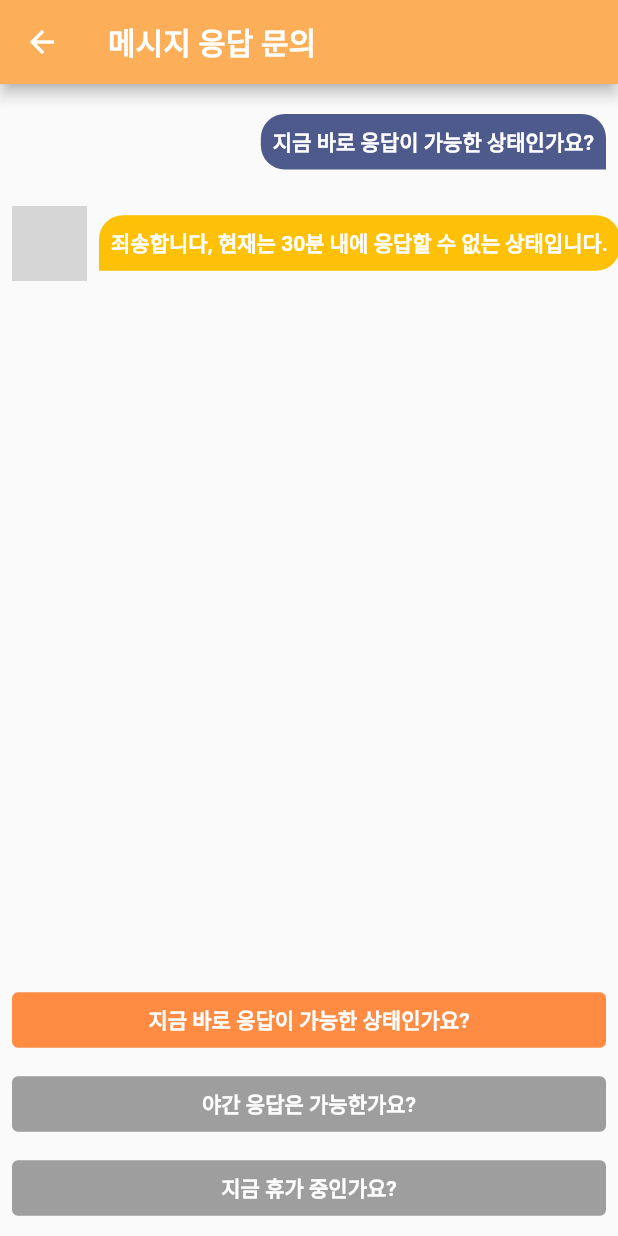
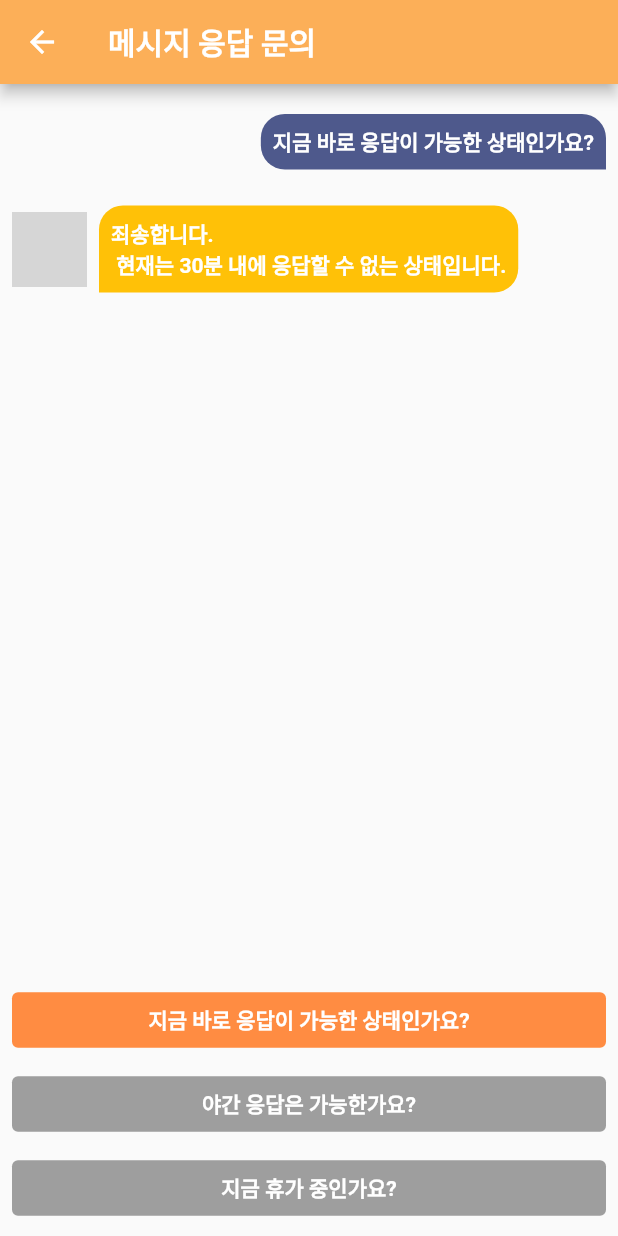
Before and after one commit to dkth1122/Flutter_Project, a Flutter app: the ChatResponsePage screen opened directly with empty values, after a tap on "지금 바로 응답이 가능한 상태인가요?", on a phone screen of 412 x 824 dp. Run offline on Flutter 3.47's test engine with Material 2 defaults, Android fonts, the phone set to English and light mode, and no system bars; our stand-ins replace carousel_slider, cloud_firestore, firebase_auth, firebase_core, firebase_messaging, firebase_storage and 6 more; missing offline and left inert: iamport_flutter; accounts and stored records are empty; Roboto replaces fonts that are missing (Pretendard); grey boxes are pictures that could not be loaded.

```diff
--- a/lib/chat/chatBot.dart
+++ b/lib/chat/chatBot.dart
@@ -103,7 +103,7 @@ class _ChatResponsePageState extends State<ChatResponsePage> {
       if (isNightResponseEnabled) {
         return "예, 현재는 야간 응답이 가능합니다. \n 23:00~08:00(KST) 동안 야간 응답을 지원합니다.";
       } else {
-        return "죄송합니다, 현재는 야간 응답이 불가능한 시간입니다.";
+        return "죄송합니다. 현재는 야간 응답이 불가능한 시간입니다.";
       }
     } else if (question.contains("휴가 중")) {
       if (isOnVacation) {
@@ -115,7 +115,7 @@ class _ChatResponsePageState extends State<ChatResponsePage> {
       if (isResponseEnabled) {
         return "네, 현재는 바로 응답이 가능한 상태입니다. 30분 내에 응답을 드릴 수 있습니다.";
       } else {
-        return "죄송합니다, 현재는 30분 내에 응답할 수 없는 상태입니다.";
+        return "죄송합니다. \n 현재는 30분 내에 응답할 수 없는 상태입니다.";
       }
     }
     return "안녕하세요! 무엇을 도와드릴까요?";
```
